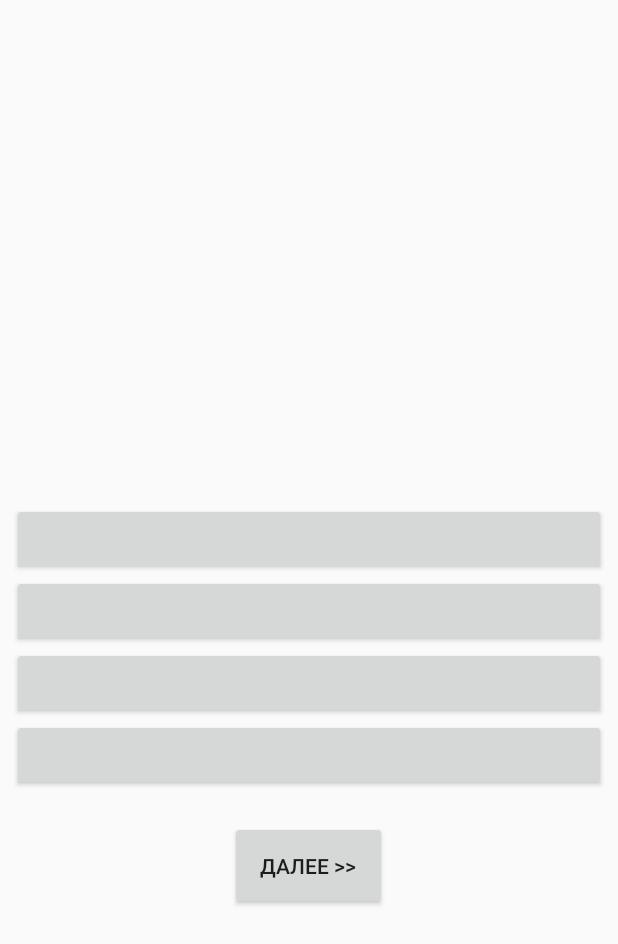
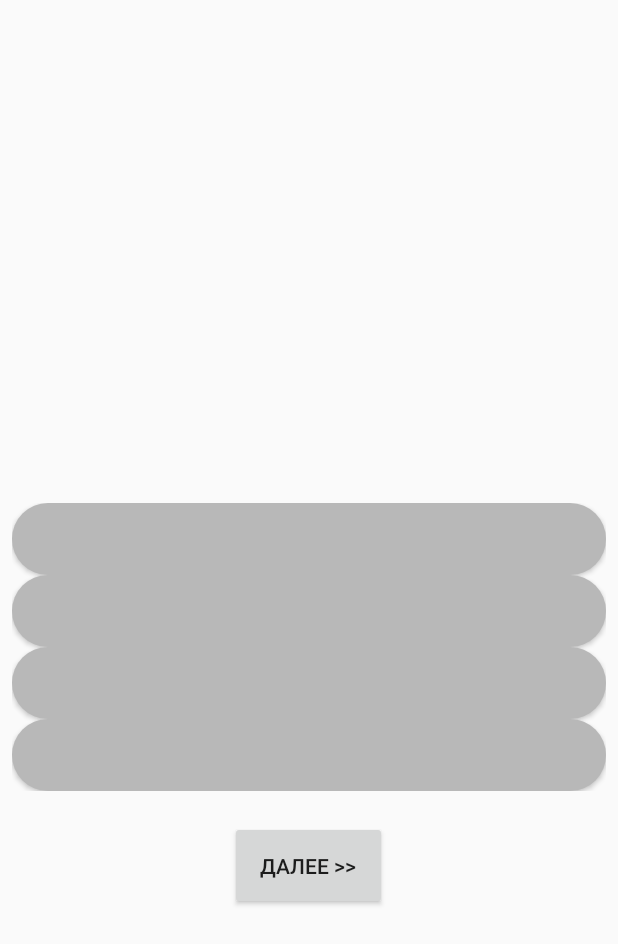
Before and after one commit to poetofcode/MovieQuizApp, an Android app: the layout fragment_game.xml on its own in the app's theme, with its tools: preview values and no code run, on a phone screen of 412 x 824 dp. Shown: the top 944 px of the screen. Run offline under Robolectric (Android 15) with nearby library versions, the phone set to English and light mode, and no system bars.

Commit message:
VariantButton: rounded corners

```diff
--- /dev/null
+++ b/app/src/main/res/drawable/variant_bg.xml
@@ -0,0 +1,17 @@
+<?xml version="1.0" encoding="UTF-8"?>
+<shape xmlns:android="http://schemas.android.com/apk/res/android">
+    <solid android:color="@color/colorNotAnswered"/>
+
+<!--    <stroke android:width="3dp"-->
+<!--        android:color="#ff000000"-->
+<!--        />-->
+
+    <padding
+        android:left="1dp"
+        android:top="1dp"
+        android:right="1dp"
+        android:bottom="1dp" />
+
+    <corners android:radius="50dp"/>
+
+</shape>
--- a/app/src/main/res/layout/question_button.xml
+++ b/app/src/main/res/layout/question_button.xml
@@ -20,12 +20,14 @@
             android:layout_width="match_parent"
             android:layout_height="match_parent"
             android:text="@{variant.name}"
+            android:background="@drawable/variant_bg"
             android:textColor="@{context.getColor(variant.textColor)}"
-            android:background="@{context.getColor(variant.color)}"
+            android:tint="@{context.getColor(variant.color)}"
             app:onTouch="@{handler.createTouchListener(variant.name)}"
             app:layout_flexBasisPercent="50%" />
     </merge>
 
     <!-- android:="@{() -> handler.onClick(variant.name)}" -->
+    <!-- android:background="@{context.getColor(variant.color)}" -->
 
 </layout>
```
Also changed, not shown: app/src/main/java/ru/poetofcode/whatahorror/presentation/BindingAdapters.kt (+14 -3 lines).
